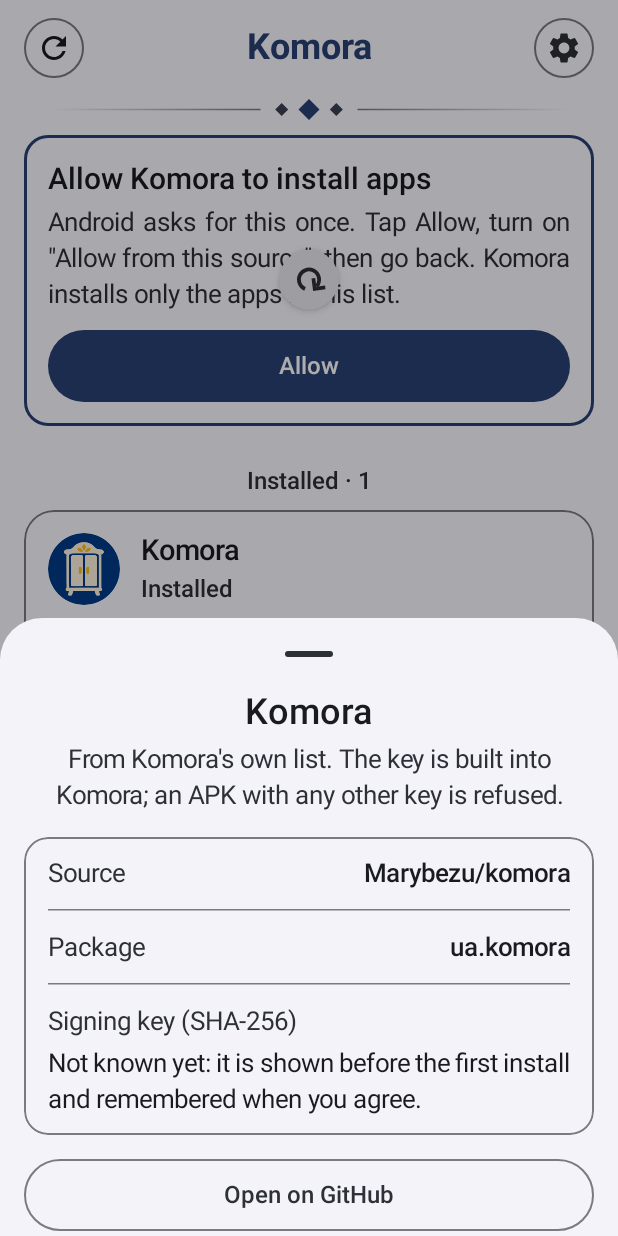
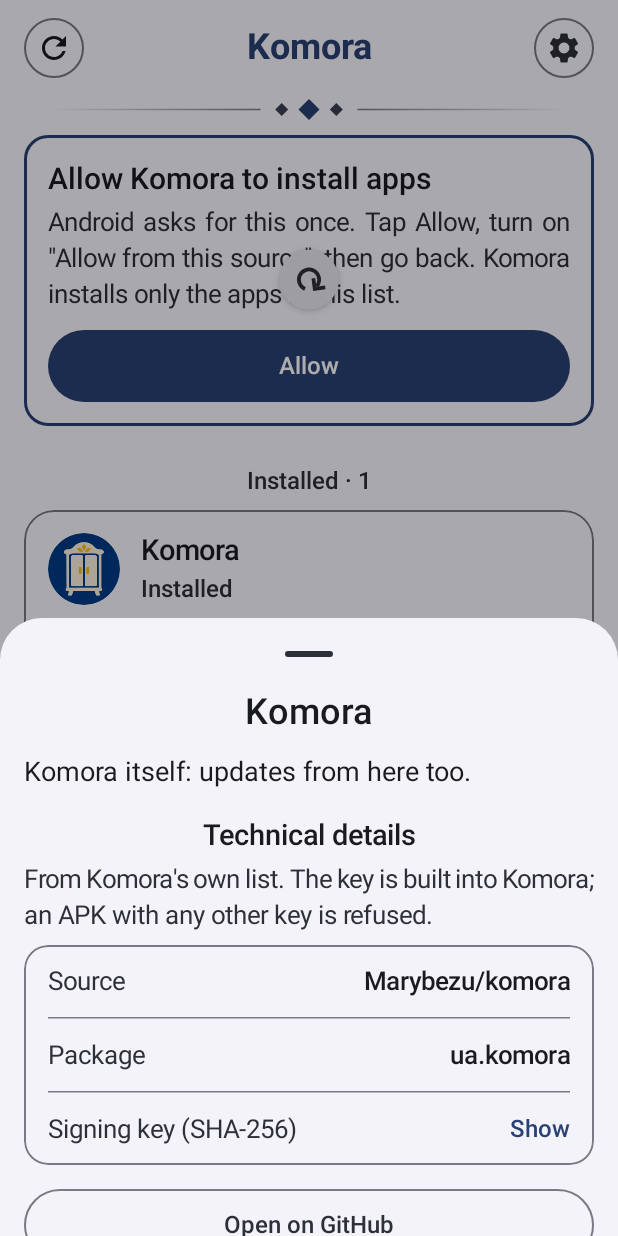
Before and after one commit to marybezuhla/komora, an Android app built with Jetpack Compose: the screen it shows after launch (MainActivity), after a tap on "Komora", on a phone screen of 412 x 824 dp. Run offline under Robolectric (Android 15) with nearby library versions, the phone set to English and light mode, and no system bars; network calls fail; pictures from the network do not load.

Commit message:
Details: what the app is, what's new, then the technical facts
- First what the app is, then what's new in the latest version (whole,
  justified, only the part in the language shown when a release holds
  both), then the technical table
- The signing key folded until "Show" is tapped
- Release notes kept up to 4000 characters

Co-Authored-By: Claude Opus 5.5 <noreply@anthropic.com>

```diff
--- a/app/src/main/java/ua/komora/net/ReleaseNotes.kt
+++ b/app/src/main/java/ua/komora/net/ReleaseNotes.kt
@@ -5,8 +5,8 @@ package ua.komora.net
  * (checksums and the like), no Markdown marks, no empty runs of lines. Shown as plain text only.
  */
 object ReleaseNotes {
-    const val MAX_CHARS = 1500
-    private const val MAX_INPUT = 6000
+    const val MAX_CHARS = 4000
+    private const val MAX_INPUT = 12000
     private val HEX = Regex("^[0-9a-fA-F]{32,}(\\s+\\S+)?$")
 
     // Characters that change the reading direction of text: never shown
@@ -42,4 +42,15 @@ object ReleaseNotes {
         val end = if (Character.isHighSurrogate(joined[MAX_CHARS - 1])) MAX_CHARS - 1 else MAX_CHARS
         return joined.substring(0, end).trimEnd() + "…"
     }
+
+    /**
+     * Releases often hold the same notes twice, Ukrainian and English, split by a "---" line: only the
+     * part in the language shown is kept (the one with more Cyrillic letters for "uk"). Otherwise as is.
+     */
+    fun forLanguage(notes: String, lang: String): String {
+        val parts = notes.split(Regex("(?m)^\\s*[-—_*]{3,}\\s*$")).map { it.trim() }.filter { it.isNotEmpty() }
+        if (parts.size < 2) return notes.trim()
+        fun cyrillic(t: String) = t.count { it in '\u0400'..'\u04FF' }.toDouble() / t.count { it.isLetter() }.coerceAtLeast(1)
+        return if (lang == "uk") parts.maxBy { cyrillic(it) } else parts.minBy { cyrillic(it) }
+    }
 }
--- a/app/src/main/java/ua/komora/ui/SourcesUi.kt
+++ b/app/src/main/java/ua/komora/ui/SourcesUi.kt
@@ -47,6 +47,10 @@ import androidx.compose.ui.text.input.ImeAction
 import androidx.compose.ui.text.input.KeyboardType
 import androidx.compose.ui.unit.dp
 import ua.komora.R
+import androidx.compose.foundation.clickable
+import androidx.compose.animation.AnimatedVisibility
+import androidx.compose.ui.text.style.Hyphens
+import ua.komora.net.ReleaseNotes
 import androidx.compose.foundation.layout.width
 import androidx.compose.ui.draw.clip
 import androidx.compose.foundation.border
@@ -210,48 +214,12 @@ fun DetailsSheet(row: AppRow, lang: String, pinnedKey: String?, onRemove: (() ->
         ) {
             Text(row.app.name(lang), style = MaterialTheme.typography.titleLarge, fontWeight = FontWeight.SemiBold,
                 textAlign = TextAlign.Center, modifier = Modifier.semantics { heading() })
-            Spacer(Modifier.height(4.dp))
-            Text(
-                stringResource(if (row.app.added) R.string.details_added else R.string.details_verified),
-                style = MaterialTheme.typography.bodyMedium,
-                color = if (row.app.added) scheme.error else scheme.onSurfaceVariant,
-                textAlign = TextAlign.Center,
-            )
-            Spacer(Modifier.height(16.dp))
-            // The facts, one per line
-            Column(
-                Modifier.fillMaxWidth().clip(RoundedCornerShape(16.dp)).border(1.dp, scheme.outlineVariant, RoundedCornerShape(16.dp)),
-            ) {
-                val lines = buildList {
-                    add(stringResource(R.string.field_source) to row.app.repo)
-                    if (row.app.packageName.isNotEmpty()) add(stringResource(R.string.field_package) to row.app.packageName)
-                    row.installedVersion?.takeIf { it.isNotEmpty() }?.let { add(stringResource(R.string.field_installed) to it) }
-                    row.latestVersion?.let { add(stringResource(R.string.field_latest) to it) }
-                }
-                lines.forEachIndexed { i, (label, value) ->
-                    if (i > 0) HorizontalDivider(Modifier.padding(horizontal = 16.dp), color = scheme.outlineVariant)
-                    Row(Modifier.fillMaxWidth().padding(horizontal = 16.dp, vertical = 12.dp), verticalAlignment = Alignment.CenterVertically) {
-                        Text(label, style = MaterialTheme.typography.bodyMedium, color = scheme.onSurfaceVariant)
-                        Spacer(Modifier.width(16.dp).weight(1f))
-                        Text(value, style = MaterialTheme.typography.bodyMedium, fontWeight = FontWeight.SemiBold, color = scheme.onSurface,
-                            textAlign = TextAlign.End)
-                    }
-                }
-                HorizontalDivider(Modifier.padding(horizontal = 16.dp), color = scheme.outlineVariant)
-                // The key: in full, in groups of four, to compare by eye
-                Column(Modifier.fillMaxWidth().padding(horizontal = 16.dp, vertical = 12.dp)) {
-                    Text(stringResource(R.string.field_key), style = MaterialTheme.typography.bodyMedium, color = scheme.onSurfaceVariant)
-                    Spacer(Modifier.height(4.dp))
-                    Text(
-                        pinnedKey?.let { formatKey(it) } ?: stringResource(R.string.key_unknown_yet),
-                        style = if (pinnedKey != null) MaterialTheme.typography.bodyMedium.copy(fontFamily = FontFamily.Monospace)
-                        else MaterialTheme.typography.bodyMedium,
-                        color = scheme.onSurface,
-                    )
-                }
-            }
-            // What is new in the latest version
-            val notes = row.latest?.notes.orEmpty()
+            // 1. What the app is
+            Spacer(Modifier.height(12.dp))
+            Text(row.app.summary(lang), style = MaterialTheme.typography.bodyLarge, color = scheme.onSurface,
+                modifier = Modifier.fillMaxWidth())
+            // 2. What is new in the latest version, in the language shown
+            val notes = ReleaseNotes.forLanguage(row.latest?.notes.orEmpty(), lang)
             if (notes.isNotBlank()) {
                 Spacer(Modifier.height(16.dp))
                 Text(
@@ -266,6 +234,59 @@ fun DetailsSheet(row: AppRow, lang: String, pinnedKey: String?, onRemove: (() ->
                     color = scheme.onSurface,
                     modifier = Modifier.fillMaxWidth().background(scheme.surfaceVariant, RoundedCornerShape(16.dp)).padding(16.dp),
                 )
+            }
+            // 3. The technical facts, one per line; the signing key folded until asked for
+            Spacer(Modifier.height(16.dp))
+            Text(stringResource(R.string.details_technical), style = MaterialTheme.typography.titleMedium, fontWeight = FontWeight.SemiBold,
+                modifier = Modifier.semantics { heading() })
+            Spacer(Modifier.height(4.dp))
+            Text(
+                stringResource(if (row.app.added) R.string.details_added else R.string.details_verified),
+                style = MaterialTheme.typography.bodyMedium,
+                color = if (row.app.added) scheme.error else scheme.onSurfaceVariant,
+                modifier = Modifier.fillMaxWidth(),
+            )
+            Spacer(Modifier.height(8.dp))
+            Column(
+                Modifier.fillMaxWidth().clip(RoundedCornerShape(16.dp)).border(1.dp, scheme.outlineVariant, RoundedCornerShape(16.dp)),
+            ) {
+                val lines = buildList {
+                    add(stringResource(R.string.field_source) to row.app.repo)
+                    if (row.app.packageName.isNotEmpty()) add(stringResource(R.string.field_package) to row.app.packageName)
+                    row.installedVersion?.takeIf { it.isNotEmpty() }?.let { add(stringResource(R.string.field_installed) to it) }
+                    row.latestVersion?.let { add(stringResource(R.string.field_latest) to it) }
+                }
+                lines.forEachIndexed { i, (label, value) ->
+                    if (i > 0) HorizontalDivider(Modifier.padding(horizontal = 16.dp), color = scheme.outlineVariant)
+                    Row(Modifier.fillMaxWidth().padding(horizontal = 16.dp, vertical = 12.dp), verticalAlignment = Alignment.CenterVertically) {
+                        Text(label, style = MaterialTheme.typography.bodyMedium.copy(textAlign = TextAlign.Start), color = scheme.onSurfaceVariant)
+                        Spacer(Modifier.width(16.dp).weight(1f))
+                        Text(value, style = MaterialTheme.typography.bodyMedium.copy(textAlign = TextAlign.End, hyphens = Hyphens.None),
+                            fontWeight = FontWeight.SemiBold, color = scheme.onSurface)
+                    }
+                }
+                HorizontalDivider(Modifier.padding(horizontal = 16.dp), color = scheme.outlineVariant)
+                var showKey by rememberSaveable(row.app.key) { mutableStateOf(false) }
+                Row(
+                    Modifier.fillMaxWidth().clickable(role = Role.Button) { showKey = !showKey }
+                        .heightIn(min = 48.dp).padding(horizontal = 16.dp, vertical = 12.dp),
+                    verticalAlignment = Alignment.CenterVertically,
+                ) {
+                    Text(stringResource(R.string.field_key), style = MaterialTheme.typography.bodyMedium.copy(textAlign = TextAlign.Start),
+                        color = scheme.onSurfaceVariant, modifier = Modifier.weight(1f))
+                    Text(stringResource(if (showKey) R.string.hide_key else R.string.show_key),
+                        style = MaterialTheme.typography.labelLarge, fontWeight = FontWeight.SemiBold, color = scheme.primary)
+                }
+                AnimatedVisibility(visible = showKey) {
+                    // In full, in groups of four, to compare by eye
+                    Text(
+                        pinnedKey?.let { formatKey(it) } ?: stringResource(R.string.key_unknown_yet),
+                        style = if (pinnedKey != null) MaterialTheme.typography.bodyMedium.copy(fontFamily = FontFamily.Monospace, textAlign = TextAlign.Start, hyphens = Hyphens.None)
+                        else MaterialTheme.typography.bodyMedium,
+                        color = scheme.onSurface,
+                        modifier = Modifier.fillMaxWidth().padding(start = 16.dp, end = 16.dp, bottom = 12.dp),
+                    )
+                }
             }
             Spacer(Modifier.height(16.dp))
             // The links, one under the other, the same width
--- a/app/src/main/res/values/strings.xml
+++ b/app/src/main/res/values/strings.xml
@@ -166,4 +166,7 @@
     <string name="theme_kalyna">Viburnum</string>
     <string name="theme_zoriana_nich">Starry night</string>
     <string name="banner_updates">Updates: %1$d</string>
+    <string name="details_technical">Technical details</string>
+    <string name="show_key">Show</string>
+    <string name="hide_key">Hide</string>
 </resources>
```
Also changed, not shown: 2 other files.
